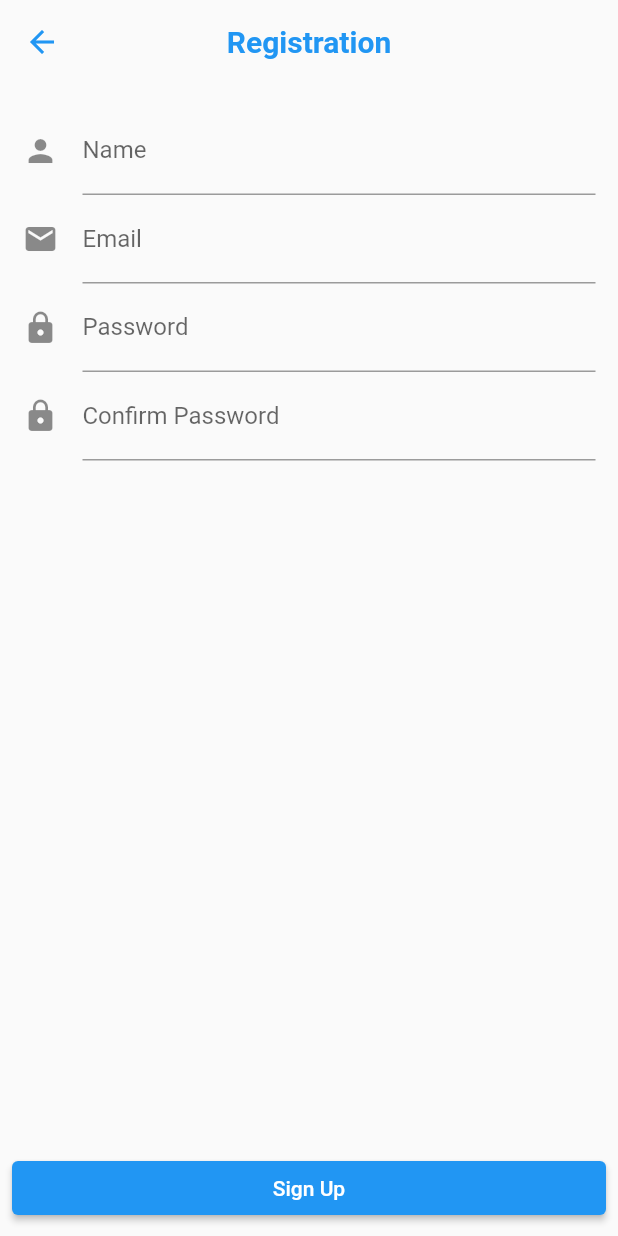
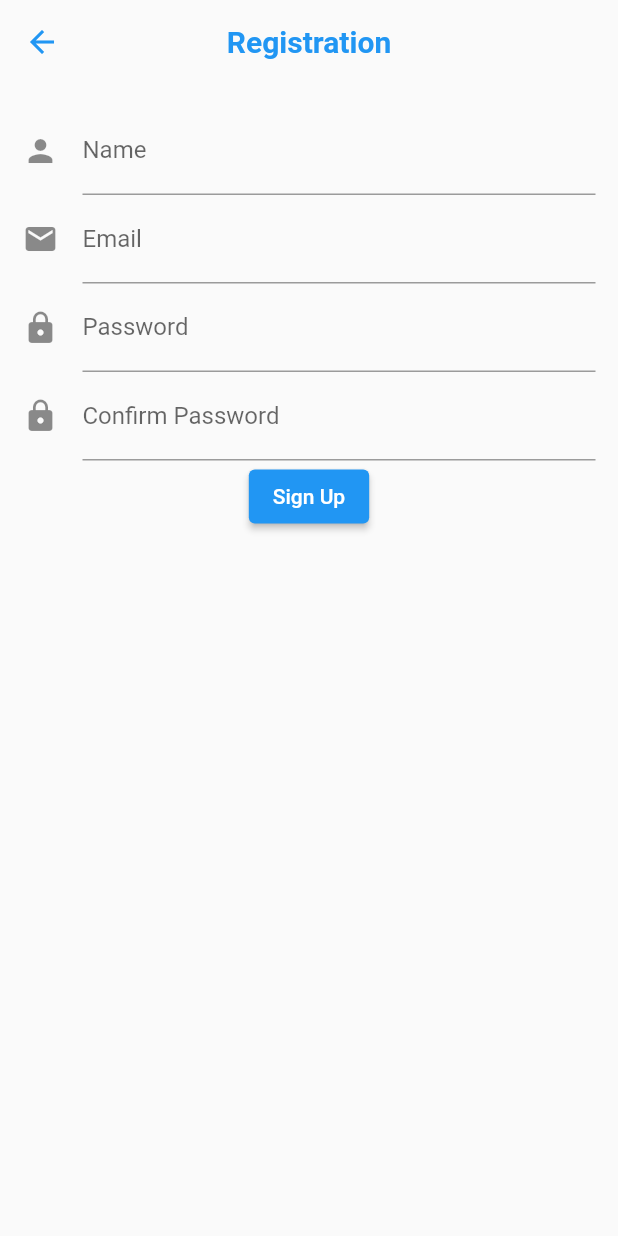
Before and after one commit to zhafranzainal/my_blog_app, a Flutter app: the RegisterPage screen opened directly, after a tap on "Sign Up", on a phone screen of 412 x 824 dp. Run offline on Flutter 3.47's test engine with Material 2 defaults, Android fonts, the phone set to English and light mode, and no system bars; our stand-ins replace shared_preferences; accounts and stored records are empty.

Commit message:
Add register
1. register request model
2. user resource
3. UI for register page

```diff
--- /dev/null
+++ b/lib/models/register_request_model.dart
@@ -0,0 +1,25 @@
+class RegisterRequestModel {
+  String? name;
+  String? email;
+  String? password;
+  String? passwordConfirmation;
+
+  RegisterRequestModel(
+      {this.name, this.email, this.password, this.passwordConfirmation});
+
+  RegisterRequestModel.fromJson(Map<String, dynamic> json) {
+    name = json['name'];
+    email = json['email'];
+    password = json['password'];
+    passwordConfirmation = json['password_confirmation'];
+  }
+
+  Map<String, dynamic> toJson() {
+    final Map<String, dynamic> data = new Map<String, dynamic>();
+    data['name'] = this.name;
+    data['email'] = this.email;
+    data['password'] = this.password;
+    data['password_confirmation'] = this.passwordConfirmation;
+    return data;
+  }
+}
--- a/lib/screens/register_page/register_page.dart
+++ b/lib/screens/register_page/register_page.dart
@@ -1,4 +1,7 @@
 import 'package:flutter/material.dart';
+import 'package:my_blog_app/bloc/user_bloc.dart';
+import 'package:my_blog_app/models/default_response_model.dart';
+import 'package:my_blog_app/models/register_request_model.dart';
 
 class RegisterPage extends StatefulWidget {
   const RegisterPage({super.key});
@@ -8,6 +11,15 @@ class RegisterPage extends StatefulWidget {
 }
 
 class _RegisterPageState extends State<RegisterPage> {
+  final GlobalKey<FormState> _formKey = GlobalKey<FormState>();
+  final TextEditingController nameController = TextEditingController();
+  final TextEditingController emailController = TextEditingController();
+  final TextEditingController passwordController = TextEditingController();
+  final TextEditingController cpController = TextEditingController();
+
+  UserBloc registerBloc = UserBloc();
+  RegisterRequestModel registerRequestModel = RegisterRequestModel();
+
   @override
   Widget build(BuildContext context) {
     return Scaffold(
@@ -30,10 +42,15 @@ class _RegisterPageState extends State<RegisterPage> {
         child: Container(
           padding: EdgeInsets.all(15),
           width: double.infinity,
+          child: Form(
+            key: _formKey,
             child: Column(
               crossAxisAlignment: CrossAxisAlignment.center,
               children: [
                 TextFormField(
+                  onSaved: (newValue) {
+                    registerRequestModel.name = newValue;
+                  },
                   decoration: const InputDecoration(
                     labelText: "Name",
                     hintText: "Name",
@@ -41,6 +58,9 @@ class _RegisterPageState extends State<RegisterPage> {
                   ),
                 ),
                 TextFormField(
+                  onSaved: (newValue) {
+                    registerRequestModel.email = newValue;
+                  },
                   decoration: const InputDecoration(
                     labelText: "Email",
                     hintText: "Email",
@@ -48,6 +68,10 @@ class _RegisterPageState extends State<RegisterPage> {
                   ),
                 ),
                 TextFormField(
+                  obscureText: true,
+                  onSaved: (newValue) {
+                    registerRequestModel.password = newValue;
+                  },
                   decoration: const InputDecoration(
                     labelText: "Password",
                     hintText: "Password",
@@ -55,20 +79,55 @@ class _RegisterPageState extends State<RegisterPage> {
                   ),
                 ),
                 TextFormField(
+                  obscureText: true,
+                  onSaved: (newValue) {
+                    registerRequestModel.passwordConfirmation = newValue;
+                  },
                   decoration: const InputDecoration(
                     labelText: "Confirm Password",
                     hintText: "Confirm Password",
                     icon: Icon(Icons.lock),
                   ),
                 ),
+                ElevatedButton(
+                    onPressed: () {
+                      if (validateAndSave()) {
+                        registerProcess(registerRequestModel);
+                      }
+                    },
+                    child: Text("Sign Up")),
               ],
             ),
           ),
         ),
-      bottomNavigationBar: Padding(
-        padding: const EdgeInsets.all(8.0),
-        child: ElevatedButton(onPressed: () {}, child: Text("Sign Up")),
       ),
     );
   }
+
+  bool validateAndSave() {
+    final form = _formKey.currentState;
+
+    if (form!.validate()) {
+      form.save();
+      return true;
     }
+
+    return false;
+  }
+
+  Future<void> registerProcess(
+      RegisterRequestModel registerRequestModel) async {
+    DefaultResponseModel responseModel =
+        await registerBloc.register(registerRequestModel);
+
+    if (responseModel.isSuccess) {
+      ScaffoldMessenger.of(context)
+          .showSnackBar(SnackBar(content: Text("register successful")));
+      print("register success");
+      Navigator.pop(context);
+    } else {
+      ScaffoldMessenger.of(context)
+          .showSnackBar(SnackBar(content: Text(responseModel.message)));
+    }
+  }
+}
```
Also changed, not shown: lib/resource/user_resource.dart (added, +33 -0 lines). Lines whose indentation alone changed are shown as unchanged.
